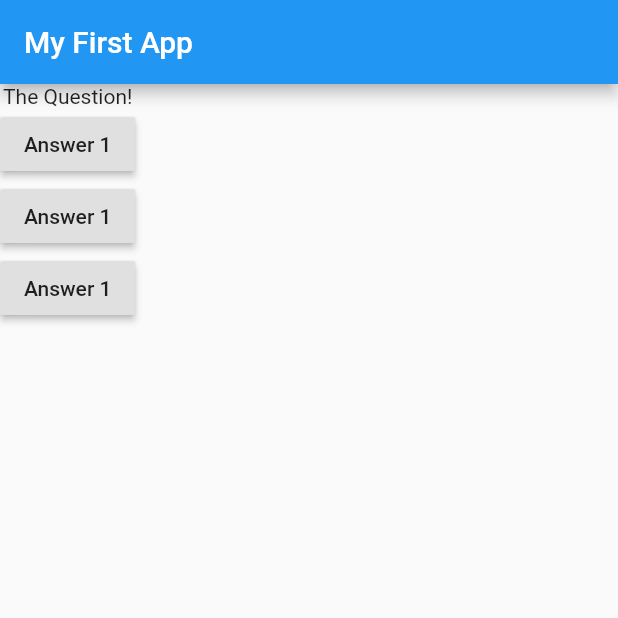
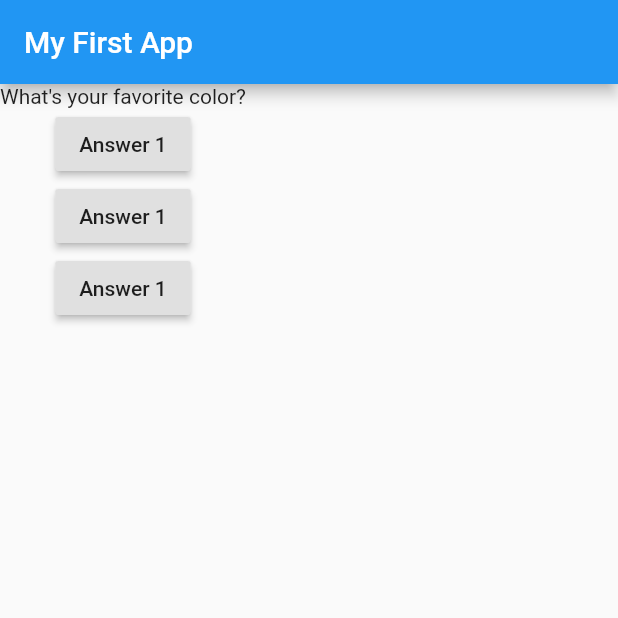
Before and after one commit to aliakgoz/quiz_app, a Flutter app: the screen it shows after launch, on a phone screen of 412 x 824 dp, the top half of it. Run offline on Flutter 3.47's test engine with Material 2 defaults, Android fonts, the phone set to English and light mode, and no system bars.

```diff
--- a/lib/main.dart
+++ b/lib/main.dart
@@ -25,7 +25,9 @@ class MyApp extends StatelessWidget {
         ),
         body: Column(
           children: <Widget>[
-            Text('The Question!'),
+            Text(
+              questions.elementAt(0),
+            ),
             RaisedButton(
               child: Text('Answer 1'),
               onPressed: answerQuestion,
@@ -36,7 +38,7 @@ class MyApp extends StatelessWidget {
             ),
             RaisedButton(
               child: Text('Answer 1'),
-              onPressed: (){
+              onPressed: () {
                 //anonymous function
                 print('Answer 3 chosen');
               },
```
